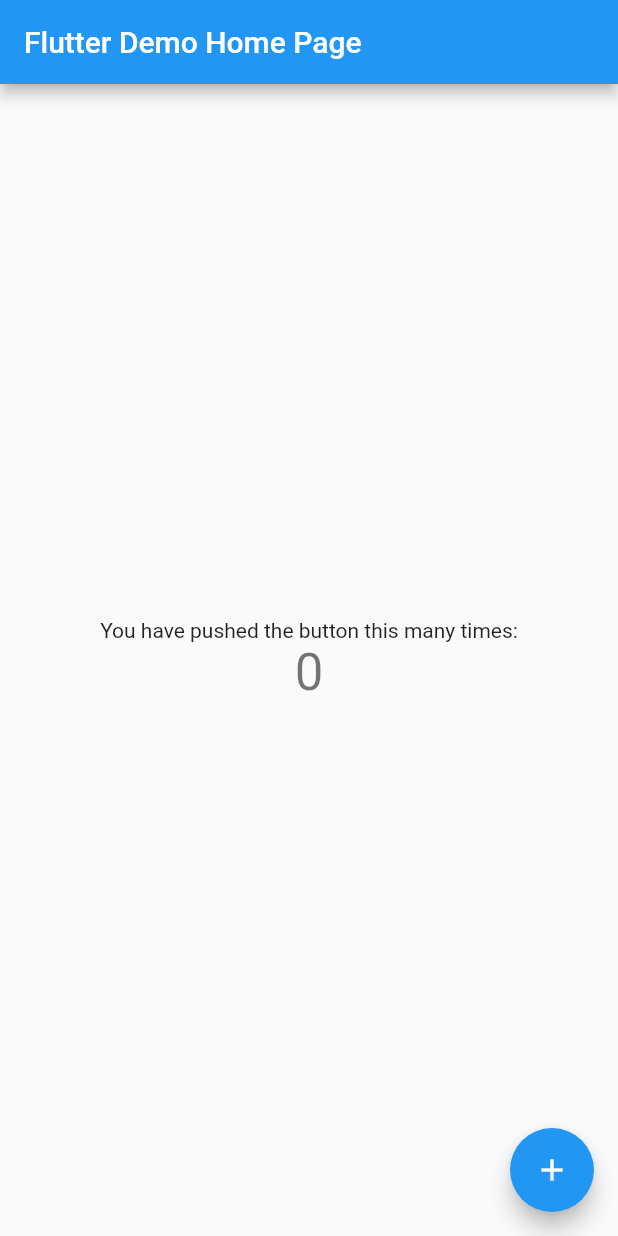
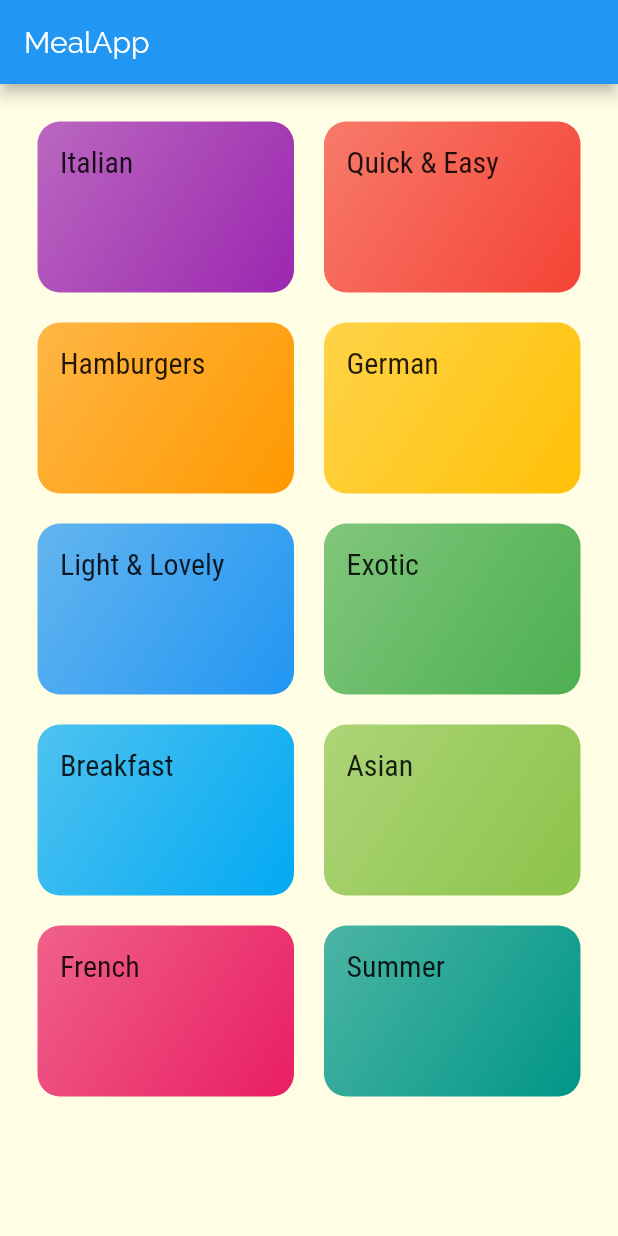
Before and after one commit to BLKKKBVSIK/FlutterTraining-MealApp, a Flutter app: the screen it shows after launch, on a phone screen of 412 x 824 dp. Run offline on Flutter 3.47's test engine with Material 2 defaults, Android fonts, the phone set to English and light mode, and no system bars.

Commit message:
fonts + grid

```diff
--- /dev/null
+++ b/lib/categories_screen.dart
@@ -0,0 +1,26 @@
+import 'package:flutter/material.dart';
+import 'package:meal_app/category_item.dart';
+import 'dummy_data.dart';
+
+class CategorieScreen extends StatelessWidget {
+  @override
+  Widget build(BuildContext context) {
+    return Scaffold(
+      appBar: AppBar(
+        title: const Text("MealApp"),
+      ),
+      body: GridView(
+        padding: const EdgeInsets.all(25),
+        children: DUMMY_CATEGORIES
+            .map((catData) => CategoryItem(catData.title, catData.color))
+            .toList(),
+        gridDelegate: SliverGridDelegateWithMaxCrossAxisExtent(
+          maxCrossAxisExtent: 200,
+          childAspectRatio: 3 / 2,
+          crossAxisSpacing: 20,
+          mainAxisSpacing: 20,
+        ),
+      ),
+    );
+  }
+}
--- /dev/null
+++ b/lib/category_item.dart
@@ -0,0 +1,26 @@
+import 'package:flutter/material.dart';
+
+class CategoryItem extends StatelessWidget {
+  final String title;
+  final Color color;
+
+  CategoryItem(this.title, this.color);
+
+  @override
+  Widget build(BuildContext context) {
+    return Container(
+      padding: const EdgeInsets.all(15),
+      child: Text(
+        title,
+        style: Theme.of(context).textTheme.title,
+      ),
+      decoration: BoxDecoration(
+        gradient: LinearGradient(
+            colors: [color.withOpacity(0.7), color],
+            begin: Alignment.topLeft,
+            end: Alignment.bottomRight),
+        borderRadius: BorderRadius.circular(15),
+      ),
+    );
+  }
+}
--- /dev/null
+++ b/lib/dummy_data.dart
@@ -0,0 +1,56 @@
+import 'package:flutter/material.dart';
+
+import './models/category.dart';
+
+const DUMMY_CATEGORIES = const [
+  Category(
+    id: 'c1',
+    title: 'Italian',
+    color: Colors.purple,
+  ),
+  Category(
+    id: 'c2',
+    title: 'Quick & Easy',
+    color: Colors.red,
+  ),
+  Category(
+    id: 'c3',
+    title: 'Hamburgers',
+    color: Colors.orange,
+  ),
+  Category(
+    id: 'c4',
+    title: 'German',
+    color: Colors.amber,
+  ),
+  Category(
+    id: 'c5',
+    title: 'Light & Lovely',
+    color: Colors.blue,
+  ),
+  Category(
+    id: 'c6',
+    title: 'Exotic',
+    color: Colors.green,
+  ),
+  Category(
+    id: 'c7',
+    title: 'Breakfast',
+    color: Colors.lightBlue,
+  ),
+  Category(
+    id: 'c8',
+    title: 'Asian',
+    color: Colors.lightGreen,
+  ),
+  Category(
+    id: 'c9',
+    title: 'French',
+    color: Colors.pink,
+  ),
+  Category(
+    id: 'c10',
+    title: 'Summer',
+    color: Colors.teal,
+  ),
+];
--- a/lib/main.dart
+++ b/lib/main.dart
@@ -1,111 +1,25 @@
 import 'package:flutter/material.dart';
+import 'package:meal_app/categories_screen.dart';
 
 void main() => runApp(MyApp());
 
 class MyApp extends StatelessWidget {
-  // This widget is the root of your application.
   @override
   Widget build(BuildContext context) {
     return MaterialApp(
-      title: 'Flutter Demo',
+      title: 'DeliMeals',
       theme: ThemeData(
-        // This is the theme of your application.
-        //
-        // Try running your application with "flutter run". You'll see the
-        // application has a blue toolbar. Then, without quitting the app, try
-        // changing the primarySwatch below to Colors.green and then invoke
-        // "hot reload" (press "r" in the console where you ran "flutter run",
-        // or simply save your changes to "hot reload" in a Flutter IDE).
-        // Notice that the counter didn't reset back to zero; the application
-        // is not restarted.
-        primarySwatch: Colors.blue,
-      ),
-      home: MyHomePage(title: 'Flutter Demo Home Page'),
+          primarySwatch: Colors.blue,
+          canvasColor: Color.fromRGBO(255, 254, 229, 1),
+          fontFamily: 'Raleway',
+          textTheme: ThemeData.light().textTheme.copyWith(
+              body1: TextStyle(color: Color.fromRGBO(20, 51, 51, 1)),
+              body2: TextStyle(color: Color.fromRGBO(20, 51, 51, 1)),
+              title: TextStyle(
+                fontSize: 20,
+                fontFamily: 'RobotoCondensed',
+              ))),
+      home: CategorieScreen(),
     );
   }
 }
-
-class MyHomePage extends StatefulWidget {
-  MyHomePage({Key key, this.title}) : super(key: key);
-
-  // This widget is the home page of your application. It is stateful, meaning
-  // that it has a State object (defined below) that contains fields that affect
-  // how it looks.
-
-  // This class is the configuration for the state. It holds the values (in this
-  // case the title) provided by the parent (in this case the App widget) and
-  // used by the build method of the State. Fields in a Widget subclass are
-  // always marked "final".
-
-  final String title;
-
-  @override
-  _MyHomePageState createState() => _MyHomePageState();
-}
-
-class _MyHomePageState extends State<MyHomePage> {
-  int _counter = 0;
-
-  void _incrementCounter() {
-    setState(() {
-      // This call to setState tells the Flutter framework that something has
-      // changed in this State, which causes it to rerun the build method below
-      // so that the display can reflect the updated values. If we changed
-      // _counter without calling setState(), then the build method would not be
-      // called again, and so nothing would appear to happen.
-      _counter++;
-    });
-  }
-
-  @override
-  Widget build(BuildContext context) {
-    // This method is rerun every time setState is called, for instance as done
-    // by the _incrementCounter method above.
-    //
-    // The Flutter framework has been optimized to make rerunning build methods
-    // fast, so that you can just rebuild anything that needs updating rather
-    // than having to individually change instances of widgets.
-    return Scaffold(
-      appBar: AppBar(
-        // Here we take the value from the MyHomePage object that was created by
-        // the App.build method, and use it to set our appbar title.
-        title: Text(widget.title),
-      ),
-      body: Center(
-        // Center is a layout widget. It takes a single child and positions it
-        // in the middle of the parent.
-        child: Column(
-          // Column is also a layout widget. It takes a list of children and
-          // arranges them vertically. By default, it sizes itself to fit its
-          // children horizontally, and tries to be as tall as its parent.
-          //
-          // Invoke "debug painting" (press "p" in the console, choose the
-          // "Toggle Debug Paint" action from the Flutter Inspector in Android
-          // Studio, or the "Toggle Debug Paint" command in Visual Studio Code)
-          // to see the wireframe for each widget.
-          //
-          // Column has various properties to control how it sizes itself and
-          // how it positions its children. Here we use mainAxisAlignment to
-          // center the children vertically; the main axis here is the vertical
-          // axis because Columns are vertical (the cross axis would be
-          // horizontal).
-          mainAxisAlignment: MainAxisAlignment.center,
-          children: <Widget>[
-            Text(
-              'You have pushed the button this many times:',
-            ),
-            Text(
-              '$_counter',
-              style: Theme.of(context).textTheme.display1,
-            ),
-          ],
-        ),
-      ),
-      floatingActionButton: FloatingActionButton(
-        onPressed: _incrementCounter,
-        tooltip: 'Increment',
-        child: Icon(Icons.add),
-      ), // This trailing comma makes auto-formatting nicer for build methods.
-    );
-  }
-}
--- /dev/null
+++ b/lib/models/category.dart
@@ -0,0 +1,13 @@
+import 'package:flutter/material.dart';
+
+class Category {
+  final String id;
+  final String title;
+  final Color color;
+
+  const Category({
+    @required this.id,
+    @required this.title,
+    this.color = Colors.orange,
+  });
+}
```
Also changed, not shown: pubspec.yaml (+17 -8 lines), assets/fonts/Raleway-Black.ttf (added), assets/fonts/Raleway-Bold.ttf (added), assets/fonts/Raleway-Regular.ttf (added), assets/fonts/RobotoCondensed-Bold.ttf (added), assets/fonts/RobotoCondensed-Italic.ttf (added), assets/fonts/RobotoCondensed-Light.ttf (added), assets/fonts/RobotoCondensed-Regular.ttf (added).
